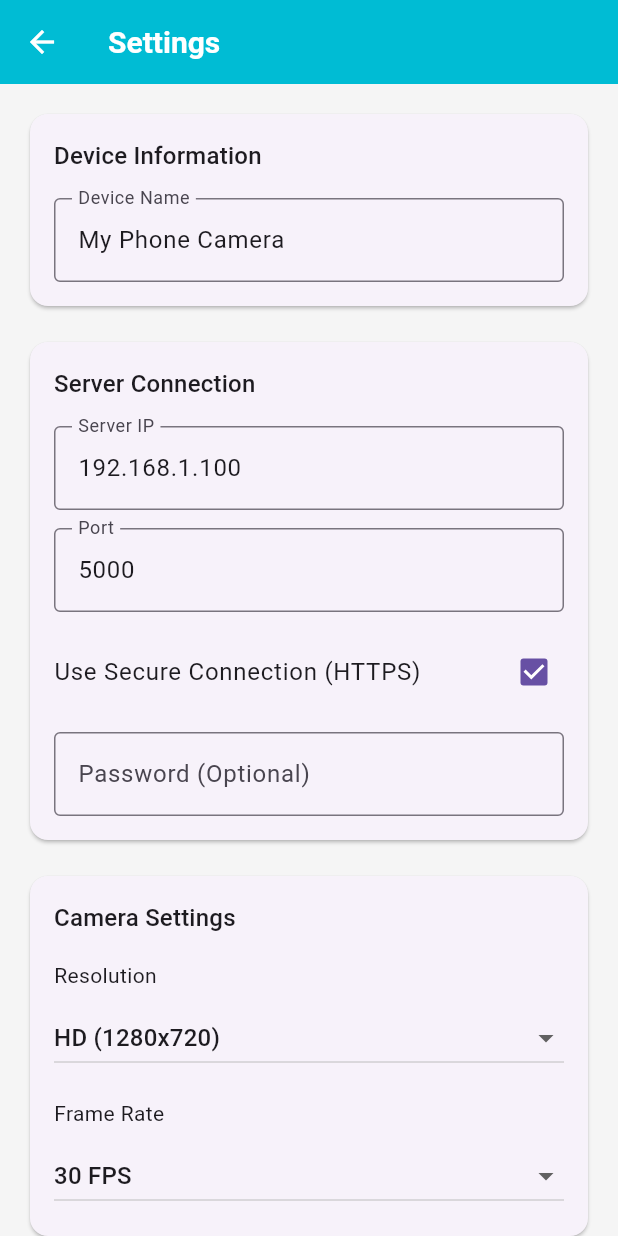
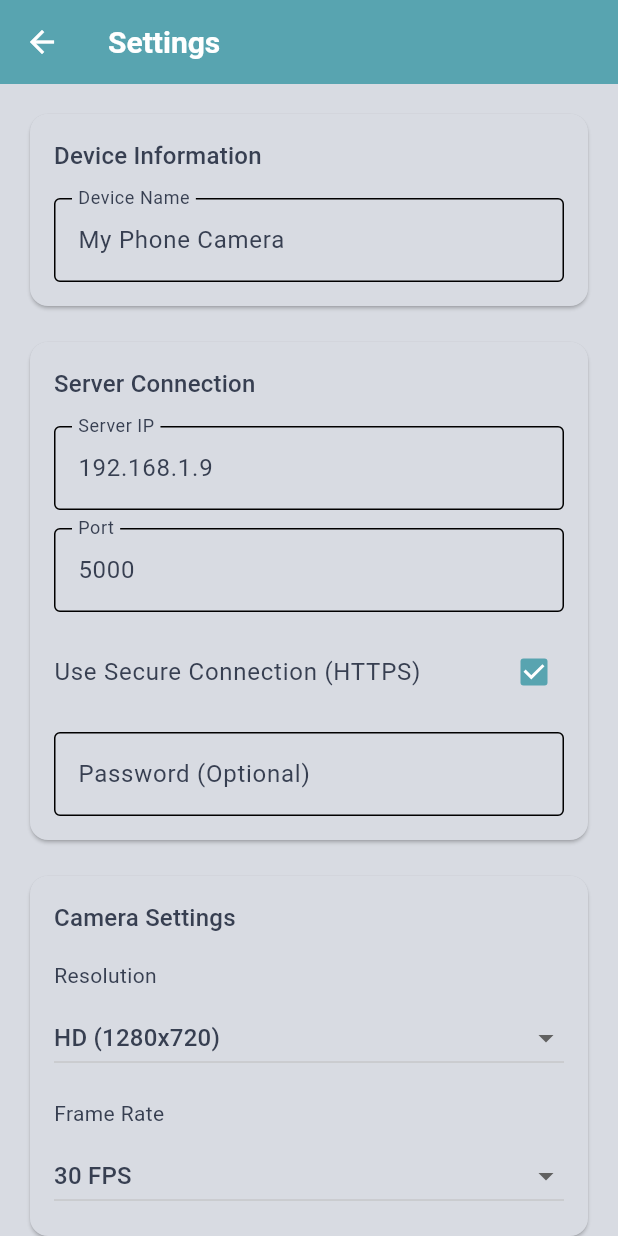
Before and after one commit to inghlr/TortoiseSoft_CamioApp, a Flutter app: the screen it shows after launch, after a tap on the "videocam" icon, after a tap on the "stop" icon, after a tap on the "settings" icon, on a phone screen of 412 x 824 dp. Run offline on Flutter 3.47's test engine with Material 3 defaults, Android fonts, the phone set to English and light mode, and no system bars; our stand-ins replace permission_handler, shared_preferences, socket_io_client; missing offline and left inert: flutter_webrtc; network calls fail; project files that could hold a hidden picture were left out.

Commit message:
add: colors

```diff
--- a/lib/config/app_colors.dart
+++ b/lib/config/app_colors.dart
@@ -4,17 +4,32 @@
 /// Colors are stored as 32-bit integer values in ARGB format for consistency
 /// and can be easily converted to Flutter Color objects.
 class AppColors {
-  /// Primary brand color (Cyan/Turquoise)
+  /// Palette: Alabaster Grey
+  static const int alabasterGrey = 0xFFD8DBE2;
+
+  /// Palette: Powder Blue
+  static const int powderBlue = 0xFFA9BCD0;
+
+  /// Palette: Pacific Blue
+  static const int pacificBlue = 0xFF58A4B0;
+
+  /// Palette: Charcoal Blue
+  static const int charcoalBlue = 0xFF373F51;
+
+  /// Palette: Carbon Black
+  static const int carbonBlack = 0xFF1B1B1E;
+
+  /// Primary brand color
   /// Used for primary UI elements like buttons, links, and highlights
-  static const int primary = 0xFF00BCD4;
+  static const int primary = pacificBlue;
 
   /// Dark variant of primary color
   /// Used for pressed states and darker backgrounds
-  static const int primaryDark = 0xFF00838F;
+  static const int primaryDark = charcoalBlue;
 
-  /// Accent color (Light Cyan)
+  /// Accent color
   /// Used for secondary actions and highlights
-  static const int accent = 0xFFB2EBF2;
+  static const int accent = powderBlue;
 
   /// Error color (Red)
   /// Used for error messages, warnings, and invalid inputs
@@ -29,14 +44,14 @@ class AppColors {
   static const int success = 0xFF00796B;
 
   /// Light background color
-  static const int lightBackground = 0xFFF5F5F5;
+  static const int lightBackground = alabasterGrey;
 
   /// Dark background color
-  static const int darkBackground = 0xFF1A1A1A;
+  static const int darkBackground = carbonBlack;
 
-  /// Neutral gray for secondary elements
-  static const int neutralGray = 0xFF9E9E9E;
+  /// Neutral color for secondary elements
+  static const int neutralGray = powderBlue;
 
-  /// Dark gray for text and icons
-  static const int darkGray = 0xFF424242;
+  /// Dark color for text and icons
+  static const int darkGray = charcoalBlue;
 }
--- a/lib/main.dart
+++ b/lib/main.dart
@@ -37,9 +37,17 @@ class CameraStreamerApp extends StatelessWidget {
             themeMode: themeProvider.themeMode,
             theme: ThemeData(
               brightness: Brightness.light,
-              primaryColor: Color(AppColors.primary),
-              primarySwatch: Colors.cyan,
               useMaterial3: true,
+              colorScheme: ColorScheme.light(
+                primary: Color(AppColors.primary),
+                secondary: Color(AppColors.accent),
+                surface: Color(AppColors.alabasterGrey),
+                onPrimary: Colors.white,
+                onSecondary: Color(AppColors.charcoalBlue),
+                onSurface: Color(AppColors.charcoalBlue),
+                error: Color(AppColors.error),
+                onError: Colors.white,
+              ),
               scaffoldBackgroundColor: Color(AppColors.lightBackground),
               appBarTheme: AppBarTheme(
                 backgroundColor: Color(AppColors.primary),
@@ -64,12 +72,20 @@ class CameraStreamerApp extends StatelessWidget {
             ),
             darkTheme: ThemeData(
               brightness: Brightness.dark,
-              primaryColor: Color(AppColors.primary),
-              primarySwatch: Colors.cyan,
               useMaterial3: true,
+              colorScheme: ColorScheme.dark(
+                primary: Color(AppColors.primary),
+                secondary: Color(AppColors.accent),
+                surface: Color(AppColors.charcoalBlue),
+                onPrimary: Colors.white,
+                onSecondary: Color(AppColors.carbonBlack),
+                onSurface: Color(AppColors.alabasterGrey),
+                error: Color(AppColors.error),
+                onError: Colors.white,
+              ),
               scaffoldBackgroundColor: Color(AppColors.darkBackground),
               appBarTheme: AppBarTheme(
-                backgroundColor: Color(0xFF262626),
+                backgroundColor: Color(AppColors.charcoalBlue),
                 elevation: 0,
                 iconTheme: IconThemeData(color: Color(AppColors.primary)),
                 titleTextStyle: TextStyle(
@@ -78,7 +94,7 @@ class CameraStreamerApp extends StatelessWidget {
                   fontWeight: FontWeight.w600,
                 ),
               ),
-              cardColor: Color(0xFF2A2A2A),
+              cardColor: Color(AppColors.charcoalBlue),
               floatingActionButtonTheme: FloatingActionButtonThemeData(
                 backgroundColor: Color(AppColors.primary),
                 foregroundColor: Colors.white,
--- a/lib/models/app_config.dart
+++ b/lib/models/app_config.dart
@@ -14,7 +14,7 @@ class AppConfig {
   String? customPassword;
 
   AppConfig({
-    this.serverIp = '192.168.1.100',
+    this.serverIp = '192.168.1.9',
     this.serverPort = 5000,
     this.deviceName = 'My Phone Camera',
     this.selectedCamera = CameraType.front,
```
